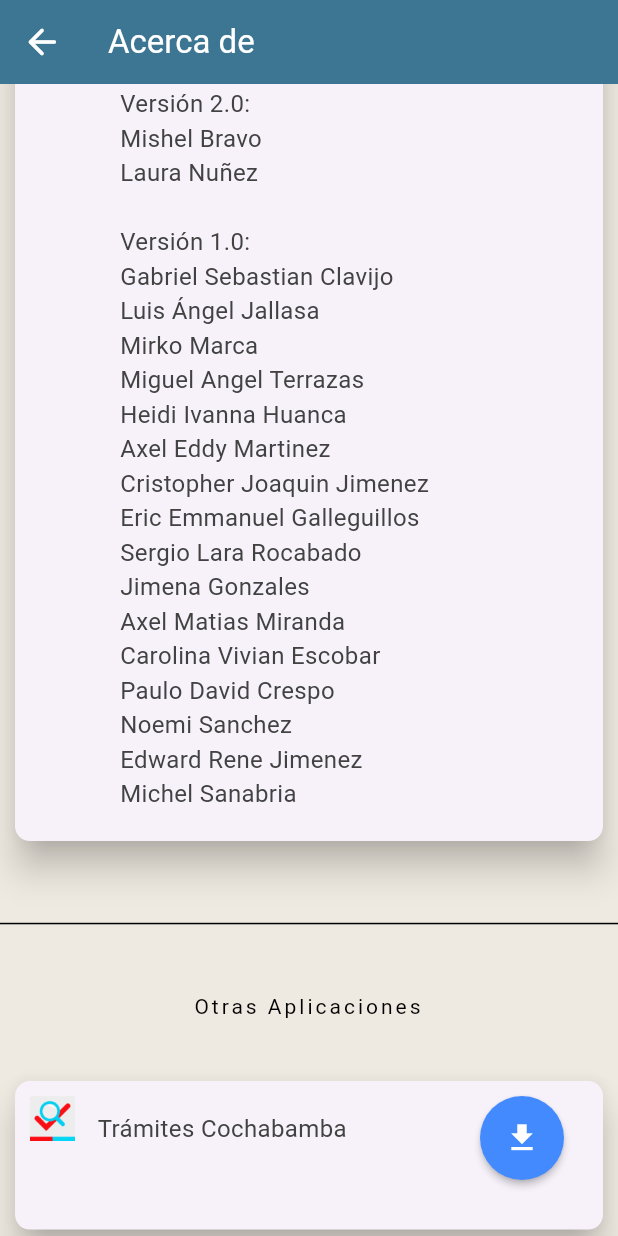
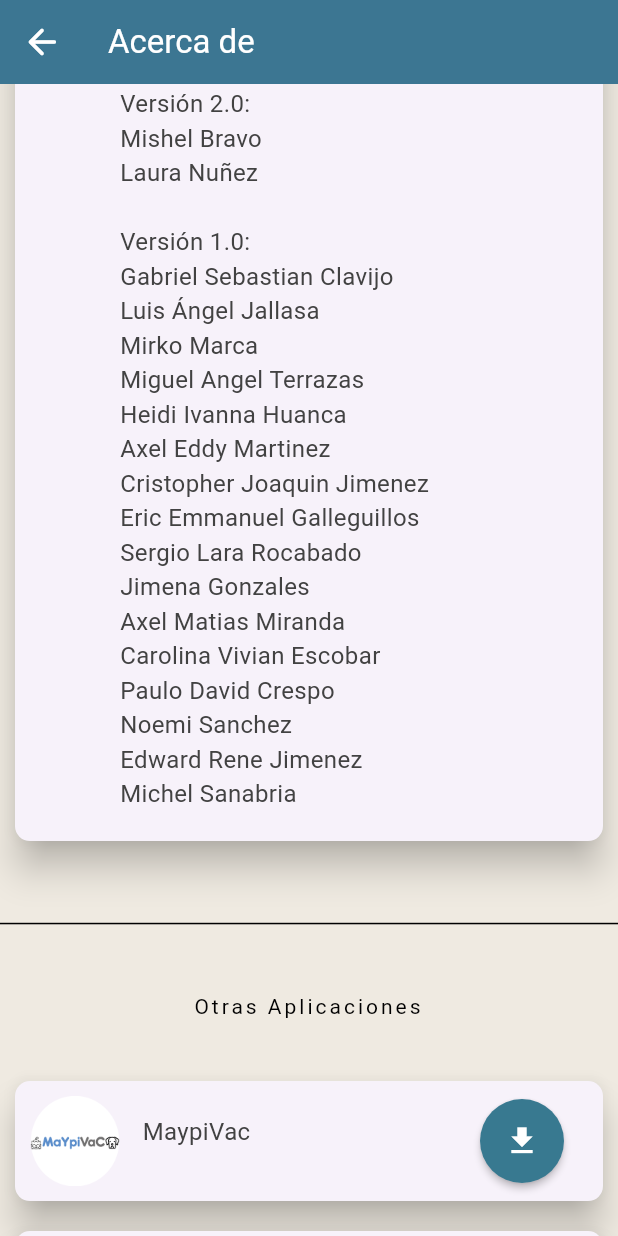
Before and after one commit to KaypiApp/KaypiMovilV2, a Flutter app: the InfoApp screen opened directly, scrolled down 576 dp, on a phone screen of 412 x 824 dp. Run offline on Flutter 3.47's test engine with Material 3 defaults, Android fonts, the phone set to English and light mode, and no system bars; our stand-ins replace card_swiper, carousel_slider, flutter_local_notifications, flutter_zoom_drawer, fluttertoast, geolocator and 3 more; missing offline and left inert: flutter_polyline_points, mongo_dart.

Commit message:
Cambios en info con nuevas apps

```diff
--- a/lib/pages/info/info.dart
+++ b/lib/pages/info/info.dart
@@ -84,7 +84,7 @@ class _InfoAppState extends State<InfoApp> {
                           ),
                           SizedBox(height: 20),
                           miCard(),
-                          miCard2(),
+                          Developers(),
                           Divider(
                             height: 90.0,
                             color: const Color.fromARGB(255, 0, 0, 0),
@@ -101,8 +101,14 @@ class _InfoAppState extends State<InfoApp> {
                             ),
                           ),
                           SizedBox(height: 30.0),
-                          miCard3(),
-                          miCardDesign(),
+                          OtherApp1(),
+                          OtherApp2(),
+
+                          Divider(
+                            height: 50.0,
+                            color: const Color.fromARGB(255, 0, 0, 0),
+                          ),
+                          Conditions(),
                         ],
                       ),
                     ),
@@ -154,7 +160,7 @@ class _InfoAppState extends State<InfoApp> {
     );
   }
 
-  Card miCard2() {
+  Card Developers() {
     return Card(
       shape: RoundedRectangleBorder(borderRadius: BorderRadius.circular(10)),
       margin: EdgeInsets.all(10),
@@ -196,7 +202,7 @@ class _InfoAppState extends State<InfoApp> {
     );
   }
 
-  Card miCard3() {
+  Card OtherApp1() {
     return Card(
       shape: RoundedRectangleBorder(borderRadius: BorderRadius.circular(10)),
       margin: EdgeInsets.all(10),
@@ -205,24 +211,24 @@ class _InfoAppState extends State<InfoApp> {
         width: double.infinity,
         padding: const EdgeInsets.all(10),
         child: Row(
-          crossAxisAlignment: CrossAxisAlignment.start,
+          crossAxisAlignment: CrossAxisAlignment.center,
           children: <Widget>[
             SizedBox(
-              width: 30,
-              height: 30,
+              width: 60,
+              height: 60,
               child: FadeInImage(
                 placeholder: AssetImage('assets/img/loading.gif'),
-                image: AssetImage('assets/img/tramitecochabamba.png'),
+                image: AssetImage('assets/img/maypi.webp'),
                 fit: BoxFit.cover,
               ),
             ),
             SizedBox(width: 10),
             Expanded(
               child: Container(
-                alignment: Alignment.topLeft,
+                alignment: Alignment.centerLeft,
                 padding: EdgeInsets.fromLTRB(5, 10, 40, 0),
                 child: Text(
-                  "Trámites Cochabamba\n\n",
+                  "MaypiVac \n",
                   style: TextStyle(
                     color: Colors.grey.shade800,
                     fontSize: 16.0,
@@ -232,7 +238,7 @@ class _InfoAppState extends State<InfoApp> {
             ),
             Center(
               child: MaterialButton(
-                color: Colors.blueAccent,
+                color: colorCabecera4,
                 textColor: Colors.white,
                 child: Icon(
                   Icons.download,
@@ -242,7 +248,7 @@ class _InfoAppState extends State<InfoApp> {
                 shape: CircleBorder(),
                 onPressed: () {
                   launch(
-                    "https://play.google.com/store/apps/details?id=bo.tramitesco.chabamba&hl=es&gl=US",
+                    "https://play.google.com/store/apps/details?id=com.sedes.maypivac",
                   );
                 },
               ),
@@ -253,8 +259,7 @@ class _InfoAppState extends State<InfoApp> {
     );
   }
 
-  ///instanciacion de la clase micardDesign
-  Card miCardDesign() {
+  Card OtherApp2() {
     return Card(
       shape: RoundedRectangleBorder(borderRadius: BorderRadius.circular(10)),
       margin: EdgeInsets.all(10),
@@ -265,23 +270,23 @@ class _InfoAppState extends State<InfoApp> {
         child: Column(
           children: <Widget>[
             Row(
-              crossAxisAlignment: CrossAxisAlignment.start,
+              crossAxisAlignment: CrossAxisAlignment.center,
               children: <Widget>[
                 SizedBox(
-                  width: 30,
-                  height: 30,
+                  width: 50,
+                  height: 50,
                   child: FadeInImage(
                     placeholder: AssetImage('assets/img/loading.gif'),
-                    image: AssetImage('assets/img/ciudadanoac.png'),
+                    image: AssetImage('assets/img/MiAmigaApp.png'),
                     fit: BoxFit.cover,
                   ),
                 ),
                 SizedBox(width: 10),
                 Expanded(
                   child: Container(
-                    alignment: Alignment.topLeft,
+                    alignment: Alignment.centerLeft,
                     padding: EdgeInsets.fromLTRB(5, 10, 40, 0),
-                    child: Text("Ciudadano Activo\n\n",
+                    child: Text("Mi Amiga (Slim) \n",
                       style: TextStyle(
                         color: Colors.grey.shade800,
                         fontSize: 16.0,
@@ -290,7 +295,7 @@ class _InfoAppState extends State<InfoApp> {
                 ),
                 Center(
                   child: MaterialButton(
-                    color: Colors.blueAccent,
+                    color: colorCabecera4,
                     textColor: Colors.white,
                     child: Icon(
                       Icons.download,
@@ -300,7 +305,7 @@ class _InfoAppState extends State<InfoApp> {
                     shape: CircleBorder(),
                     onPressed: () {
                       launch(
-                        "https://play.google.com/store/apps/details?id=com.gamc.ciudadanoactivo&hl=es_BO&gl=US",
+                        "https://play.google.com/store/apps/details?id=com.umaunivalle.miamiga_app",
                       );
                     },
                   ),
@@ -313,4 +318,52 @@ class _InfoAppState extends State<InfoApp> {
     );
   }
 
+  Card Conditions() {
+    return Card(
+      shape: RoundedRectangleBorder(borderRadius: BorderRadius.circular(10)),
+      margin: EdgeInsets.all(10),
+      elevation: 10,
+      child: Container(
+        width: double.infinity,
+        padding: const EdgeInsets.all(10),
+        child: Column(
+          children: <Widget>[
+            Row(
+              crossAxisAlignment: CrossAxisAlignment.center,
+              children: <Widget>[
+                Expanded(
+                  child: Container(
+                    alignment: Alignment.centerLeft,
+                    child: Text(
+                      "Términos y Condiciones \n",
+                      style: TextStyle(
+                        color: Colors.grey.shade800,
+                        fontSize: 16.0,
+                      ),
+                    ),
+                  ),
+                ),
+                MaterialButton(
+                  color: colorCabecera4,
+                  textColor: Colors.white,
+                  child: Icon(
+                    Icons.manage_search,
+                    size: 24,
+                  ),
+                  padding: EdgeInsets.all(16),
+                  shape: CircleBorder(),
+                  onPressed: () {
+                    launch(
+                      "https://terminosycondicioneskaypi.blogspot.com/2024/03/terminos-y-condiciones.html",
+                    );
+                  },
+                ),
+              ],
+            ),
+          ],
+        ),
+      ),
+    );
+  }
+
 }
--- a/lib/pages/lugaresTuristicos/puntoSearch.dart
+++ b/lib/pages/lugaresTuristicos/puntoSearch.dart
@@ -60,7 +60,9 @@ class _PuntoSearchState extends State<PuntoSearch> {
         future: futurePoints,
         builder: (context, snapshot) {
           if (snapshot.connectionState == ConnectionState.waiting) {
-            return Center(child: CircularProgressIndicator());
+            return Center(child: CircularProgressIndicator(
+              color: Colors.black,
+            ));
           } else if (snapshot.hasError) {
             return Center(child: Text('Error al cargar los puntos estratégicos'));
           } else if (!snapshot.hasData || snapshot.data!.isEmpty) {
--- a/lib/pages/notifications/notifications.dart
+++ b/lib/pages/notifications/notifications.dart
@@ -98,7 +98,9 @@ class _NotificationsState extends State<Notifications> {
         backgroundColor: colorPage12, // Color de fondo
         body: isLoading
             ? Center(
-                child: CircularProgressIndicator(),
+                child: CircularProgressIndicator(
+                  color: Colors.black,
+                ),
               )
             : errorMessage.isNotEmpty
                 ? Center(
--- a/lib/pages/puntosEstrategicos/formpuntos.dart
+++ b/lib/pages/puntosEstrategicos/formpuntos.dart
@@ -140,7 +140,9 @@ class _FormPuntosState extends State<FormPuntos> {
                   );
                 })
             : Center(
-                child: CircularProgressIndicator(),
+                child: CircularProgressIndicator(
+                  color: Colors.black,
+                ),
               ),
       )
       );
@@ -151,7 +153,9 @@ class _FormPuntosState extends State<FormPuntos> {
     initialData: [],
     builder: (context, AsyncSnapshot<dynamic> snapshot) {
       if (snapshot.connectionState == ConnectionState.waiting) {
-        return Center(child: CircularProgressIndicator());
+        return Center(child: CircularProgressIndicator(
+          color: Colors.black,
+        ));
       } else if (snapshot.hasError) {
         return Center(child: Text('Error'));
       } else if (!snapshot.hasData) {
--- a/lib/pages/puntosEstrategicos/lineaspuntos.dart
+++ b/lib/pages/puntosEstrategicos/lineaspuntos.dart
@@ -89,7 +89,9 @@ class _LineasPuntosState extends State<LineasPuntos> {
     builder: (context, snapshot) {
       switch (snapshot.connectionState) {
         case ConnectionState.waiting:
-          return Center(child: CircularProgressIndicator());
+          return Center(child: CircularProgressIndicator(
+            color: Colors.black,
+          ));
         default:
           if (snapshot.hasError) {
             return Center(child: Text('Error'));
--- a/pubspec.yaml
+++ b/pubspec.yaml
@@ -2,7 +2,7 @@ name: flutter_kaypi
 description: A new Flutter project.
 
 
-version: 2.0.0+6
+version: 2.0.0+7
 
 environment:
   sdk: ">=2.12.0 <3.0.0"
```
Also changed, not shown: assets/img/MiAmigaApp.png (added), assets/img/maypi.webp (added), 1 other file.
